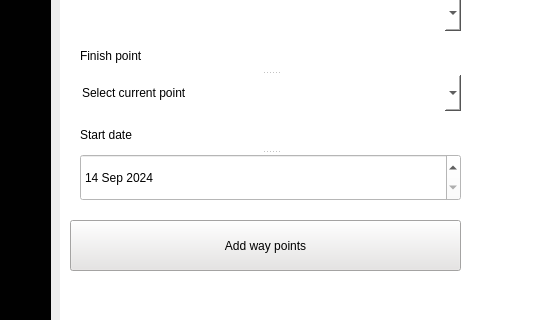
This is index.ui in mykyta07/bus_management as Qt 5 draws it before an edit; both pictures show x 190 to 731 and y 390 to 710 of the 1119 by 805 pixel window. The edited form follows.
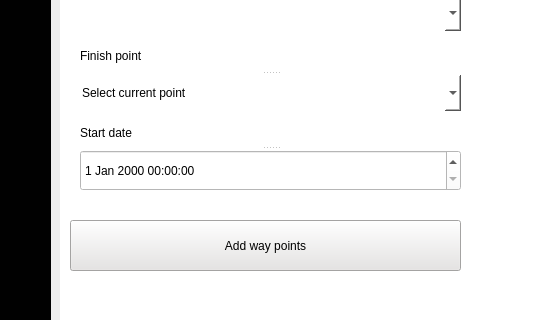
This is the edited form. The open tabs and pages were chosen to show the change. Icons and pictures are not drawn.

Commit message: replaced dataEdit to datatimeEdit on UI

Diff of the .ui file:
```diff
--- a/index.ui
+++ b/index.ui
@@ -552,59 +552,6 @@
         </property>
        </widget>
       </widget>
-      <widget class="QSplitter" name="splitter_5">
-       <property name="geometry">
-        <rect>
-         <x>10</x>
-         <y>430</y>
-         <width>381</width>
-         <height>81</height>
-        </rect>
-       </property>
-       <property name="orientation">
-        <enum>Qt::Vertical</enum>
-       </property>
-       <widget class="QLabel" name="label_10">
-        <property name="styleSheet">
-         <string notr="true">font: 12pt &quot;MS Shell Dlg 2&quot;;</string>
-        </property>
-        <property name="text">
-         <string>Start date</string>
-        </property>
-       </widget>
-       <widget class="QDateEdit" name="dateEdit">
-        <property name="dateTime">
-         <datetime>
-          <hour>0</hour>
-          <minute>0</minute>
-          <second>0</second>
-          <year>2024</year>
-          <month>9</month>
-          <day>14</day>
-         </datetime>
-        </property>
-        <property name="maximumDateTime">
-         <datetime>
-          <hour>23</hour>
-          <minute>59</minute>
-          <second>59</second>
-          <year>2025</year>
-          <month>12</month>
-          <day>31</day>
-         </datetime>
-        </property>
-        <property name="minimumDateTime">
-         <datetime>
-          <hour>0</hour>
-          <minute>0</minute>
-          <second>0</second>
-          <year>2024</year>
-          <month>9</month>
-          <day>14</day>
-         </datetime>
-        </property>
-       </widget>
-      </widget>
       <widget class="QPushButton" name="pushButtonRoute">
        <property name="enabled">
         <bool>true</bool>
@@ -719,6 +666,28 @@
         <string>Current route</string>
        </property>
       </widget>
+      <widget class="QSplitter" name="splitter_5">
+       <property name="geometry">
+        <rect>
+         <x>10</x>
+         <y>430</y>
+         <width>381</width>
+         <height>71</height>
+        </rect>
+       </property>
+       <property name="orientation">
+        <enum>Qt::Vertical</enum>
+       </property>
+       <widget class="QLabel" name="label_10">
+        <property name="styleSheet">
+         <string notr="true">font: 12pt &quot;MS Shell Dlg 2&quot;;</string>
+        </property>
+        <property name="text">
+         <string>Start date</string>
+        </property>
+       </widget>
+       <widget class="QDateTimeEdit" name="dateTimeEdit"/>
+      </widget>
      </widget>
      <widget class="QWidget" name="drivers_page">
       <widget class="QLabel" name="label_6">
```
Left out of the diff: 5 changed lines with no effect on the pictures. The commit also changes 1 other file.
